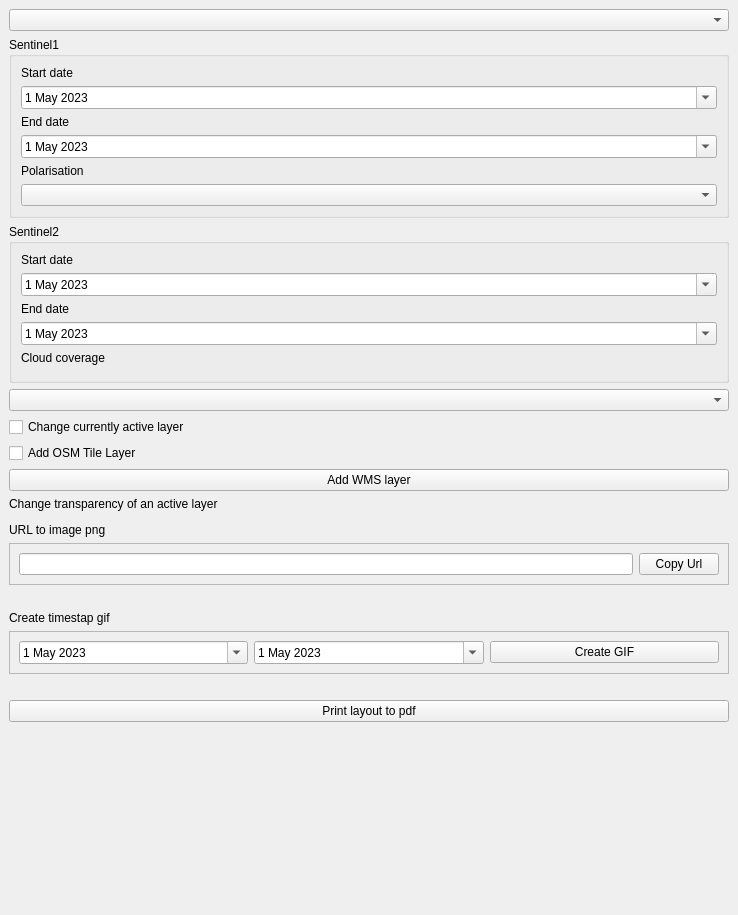
Before: the Qt Designer form sentinel_wms_dockwidget_base.ui in bojas144/sentinel_wms, drawn with Qt 5.
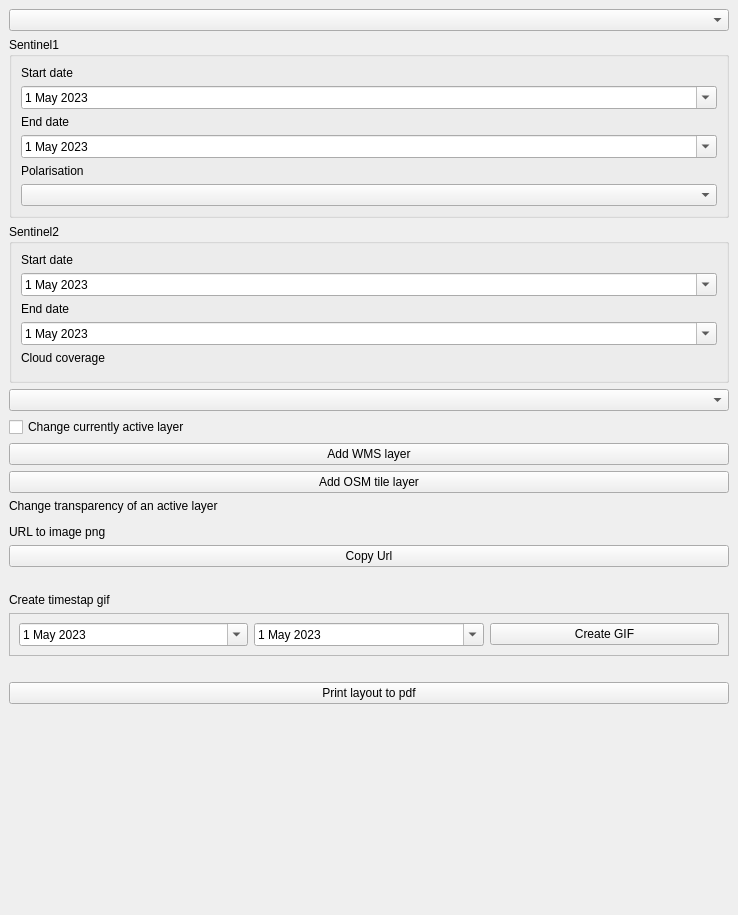
After: the same form once the commit is applied. Icons and pictures are not drawn. Custom widgets are drawn as their Qt base class.

Commit message: change adding of osm layer to button

```diff
--- a/sentinel_wms_dockwidget_base.ui
+++ b/sentinel_wms_dockwidget_base.ui
@@ -209,16 +209,6 @@
       </property>
      </widget>
     </item>
-    <item>
-     <widget class="QCheckBox" name="cbAddOsmTileLayer">
-      <property name="text">
-       <string>Add OSM Tile Layer</string>
-      </property>
-      <property name="checkable">
-       <bool>true</bool>
-      </property>
-     </widget>
-    </item>
     <item>
      <widget class="QPushButton" name="pushBtn">
       <property name="enabled">
@@ -238,6 +228,13 @@
       </property>
      </widget>
     </item>
+    <item>
+     <widget class="QPushButton" name="pbAddOsmTileLayer">
+      <property name="text">
+       <string>Add OSM tile layer</string>
+      </property>
+     </widget>
+    </item>
     <item>
      <widget class="QLabel" name="label_4">
       <property name="frameShape">
@@ -266,30 +263,10 @@
      </widget>
     </item>
     <item>
-     <widget class="QFrame" name="frame">
-      <property name="font">
-       <font>
-        <kerning>true</kerning>
-       </font>
+     <widget class="QPushButton" name="pbCopyUrl">
+      <property name="text">
+       <string>Copy Url</string>
       </property>
-      <property name="frameShape">
-       <enum>QFrame::StyledPanel</enum>
-      </property>
-      <property name="frameShadow">
-       <enum>QFrame::Raised</enum>
-      </property>
-      <layout class="QHBoxLayout" name="horizontalLayout">
-       <item>
-        <widget class="QLineEdit" name="leCopyUrl"/>
-       </item>
-       <item>
-        <widget class="QPushButton" name="pbCopyUrl">
-         <property name="text">
-          <string>Copy Url</string>
-         </property>
-        </widget>
-       </item>
-      </layout>
      </widget>
     </item>
     <item>
```
The commit also changes 2 other files.
